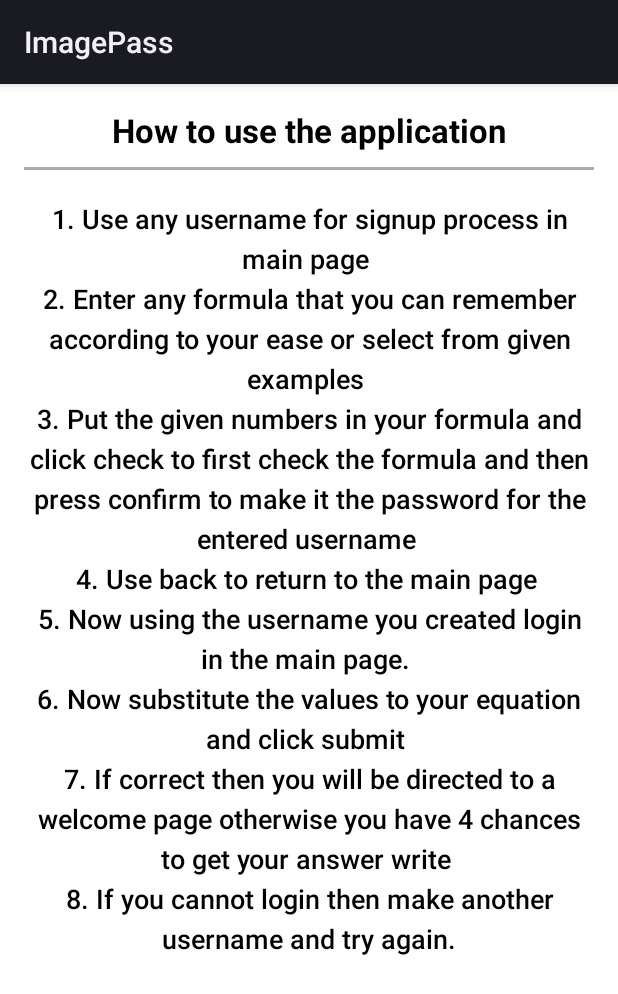
After one commit to am2990/Dynamic-Password-Image, an Android app: the InstructionsActivity screen opened directly, with no data from a screen before it, on a phone screen of 412 x 824 dp. The commit adds this screen. Shown: the top 994 px of the screen. Run offline under Robolectric (Android 15) with nearby library versions, the phone set to English and light mode, and no system bars.

Commit message:
Instructions activity added

```diff
--- a/app/src/main/AndroidManifest.xml
+++ b/app/src/main/AndroidManifest.xml
@@ -4,8 +4,8 @@
     android:versionCode="1"
     android:versionName="1.0">
 
-    <uses-permission android:name="android.permission.WRITE_EXTERNAL_STORAGE"/>
-    <uses-permission android:name="android.permission.READ_EXTERNAL_STORAGE"/>
+    <uses-permission android:name="android.permission.WRITE_EXTERNAL_STORAGE" />
+    <uses-permission android:name="android.permission.READ_EXTERNAL_STORAGE" />
 
     <application
         android:icon="@drawable/icon"
@@ -74,11 +74,15 @@
             </intent-filter>
         </activity>
 
-        <!-- ATTENTION: This was auto-generated to add Google Play services to your project for
-             App Indexing.  See https://g.co/AppIndexing/AndroidStudio for more information. -->
+        <!--
+             ATTENTION: This was auto-generated to add Google Play services to your project for
+             App Indexing.  See https://g.co/AppIndexing/AndroidStudio for more information.
+        -->
         <meta-data
             android:name="com.google.android.gms.version"
             android:value="@integer/google_play_services_version" />
+
+        <activity android:name=".InstructionsActivity"></activity>
     </application>
 
 </manifest>
--- /dev/null
+++ b/app/src/main/java/edu/iiitd/dynamikpass/InstructionsActivity.java
@@ -0,0 +1,13 @@
+package edu.iiitd.dynamikpass;
+
+import android.app.Activity;
+import android.os.Bundle;
+
+public class InstructionsActivity extends Activity {
+
+    @Override
+    protected void onCreate(Bundle savedInstanceState) {
+        super.onCreate(savedInstanceState);
+        setContentView(R.layout.activity_instructions);
+    }
+}
--- a/app/src/main/java/edu/iiitd/dynamikpass/UsernameActivity.java
+++ b/app/src/main/java/edu/iiitd/dynamikpass/UsernameActivity.java
@@ -16,6 +16,9 @@ import android.os.Environment;
 import android.util.DisplayMetrics;
 import android.util.Log;
 import android.util.SparseIntArray;
+import android.view.Menu;
+import android.view.MenuInflater;
+import android.view.MenuItem;
 import android.view.View;
 import android.widget.Button;
 import android.widget.EditText;
@@ -151,6 +154,26 @@ public class UsernameActivity extends Activity {
     }
 
     @Override
+    public boolean onCreateOptionsMenu(Menu menu) {
+        MenuInflater menuInflater = getMenuInflater();
+        menuInflater.inflate(R.menu.activity_main, menu);
+        return true;
+    }
+
+    @Override
+    public boolean onOptionsItemSelected(MenuItem item) {
+        switch (item.getItemId()) {
+            case R.id.menu_instructions:
+                Intent intent = new Intent(UsernameActivity.this, InstructionsActivity.class);
+                startActivity(intent);
+                return true;
+
+            default:
+                return super.onOptionsItemSelected(item);
+        }
+    }
+
+    @Override
     public void onBackPressed()
     {
         finish();
--- /dev/null
+++ b/app/src/main/res/layout/activity_instructions.xml
@@ -0,0 +1,51 @@
+<?xml version="1.0" encoding="utf-8"?>
+<LinearLayout xmlns:android="http://schemas.android.com/apk/res/android"
+    xmlns:tools="http://schemas.android.com/tools"
+    android:layout_width="match_parent"
+    android:layout_height="match_parent"
+    android:paddingBottom="@dimen/activity_vertical_margin"
+    android:paddingLeft="@dimen/activity_horizontal_margin"
+    android:paddingRight="@dimen/activity_horizontal_margin"
+    android:paddingTop="@dimen/activity_vertical_margin"
+    android:background="@android:color/white"
+    tools:context="edu.iiitd.dynamikpass.InstructionsActivity">
+
+    <ScrollView
+        android:layout_width="match_parent"
+        android:layout_height="wrap_content">
+
+        <LinearLayout
+            android:layout_width="match_parent"
+            android:layout_height="wrap_content"
+            android:orientation="vertical"
+            android:gravity="center">
+
+            <TextView
+                android:layout_width="wrap_content"
+                android:layout_height="wrap_content"
+                android:text="How to use the application"
+                android:textStyle="bold"
+                android:textColor="@android:color/black"
+                android:textAppearance="?android:attr/textAppearanceLarge"/>
+            <View
+                android:layout_width="wrap_content"
+                android:layout_height="2dp"
+                android:background="@android:color/darker_gray"
+                android:layout_marginTop="10dp"
+                android:layout_marginBottom="10dp"/>
+
+            <TextView
+                android:gravity="center"
+                android:layout_width="wrap_content"
+                android:layout_height="wrap_content"
+                android:text="@string/instuctions"
+                android:layout_marginTop="10dp"
+                android:lineSpacingExtra="5dp"
+                android:textColor="@android:color/black"
+                android:textAppearance="?android:attr/textAppearanceMedium"/>
+
+        </LinearLayout>
+
+    </ScrollView>
+
+</LinearLayout>
--- a/app/src/main/res/menu/activity_main.xml
+++ b/app/src/main/res/menu/activity_main.xml
@@ -1,6 +1,8 @@
 <menu xmlns:android="http://schemas.android.com/apk/res/android">
-    <item android:id="@+id/menu_settings"
-        android:title="@string/menu_settings"
+
+    <item android:id="@+id/menu_instructions"
+        android:title="@string/menu_instructions"
         android:orderInCategory="100"
         android:showAsAction="never" />
+
 </menu>
--- a/app/src/main/res/values/strings.xml
+++ b/app/src/main/res/values/strings.xml
@@ -10,7 +10,6 @@
     <string name="menu_submit">Submit</string>
     <string name="menu_verify">Verify</string>
     <string name="menu_confirm">Confirm</string>
-
 
 
     <string name="username">Enter username</string>
@@ -27,7 +26,7 @@
         <item>Fling</item>
 
     </string-array>
-    <string name="menu_settings">Settings</string>
+    <string name="menu_instructions">Instructions</string>
     <string name="title_activity_main">GridView Demo</string>
     <drawable name="red">#7f00</drawable>
     <drawable name="blue">#770000ff</drawable>
@@ -43,4 +42,15 @@
     <color name="solid_yellow">#ffffff00</color>
     <string name="title_activity_username">UsernameActivity</string>
 
+        <string name="instuctions">1. Use any username for signup process in main page
+        \n2. Enter any formula that you can remember according to your ease or select from given examples
+        \n3. Put the given numbers in your formula and click check to first check the formula
+        and then press confirm to make it the password for the entered username
+        \n4. Use back to return to the main page
+        \n5. Now using the username you created login in the main page.
+        \n6. Now substitute the values to your equation and click submit
+        \n7. If correct then you will be directed to a welcome page otherwise you have 4 chances to get your answer write
+        \n8. If you cannot login then make another username and try again.</string>
+
+
 </resources>
```
Also changed, not shown: 1 other file.
